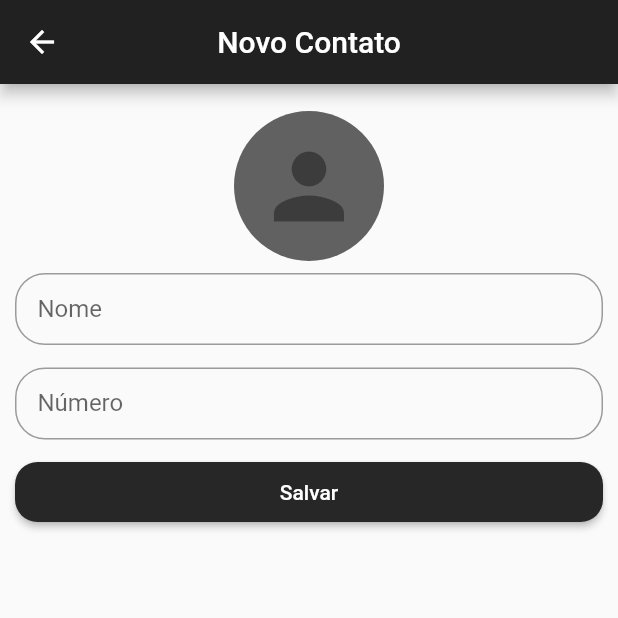
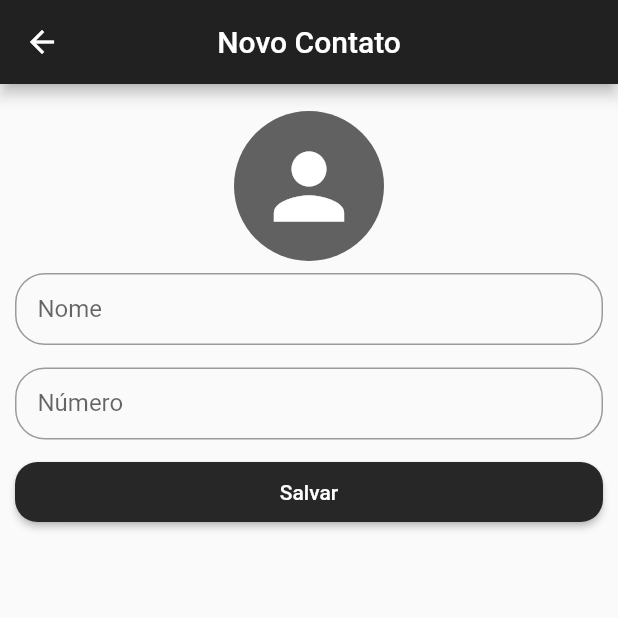
Before and after one commit to brunodeev/contact_list, a Flutter app: the CreateContact screen opened by its route, on a phone screen of 412 x 824 dp, the top half of it. Run offline on Flutter 3.47's test engine with Material 2 defaults, Android fonts, the phone set to English and light mode, and no system bars; our stand-ins replace cloud_firestore, firebase_core; accounts and stored records are empty.

```diff
--- a/lib/components/contact_card.dart
+++ b/lib/components/contact_card.dart
@@ -10,14 +10,16 @@ class ContactCard extends StatelessWidget {
 
   @override
   Widget build(BuildContext context) {
-    String formattedPhoneNumber = '(' +
+    String formattedPhoneNumber = number.length < 11
+        ? '(' +
             number.substring(0, 2) +
             ")" +
             number.substring(2, 4) +
             ' ' +
             number.substring(4, 8) +
             '-' +
-        number.substring(8, number.length);
+            number.substring(8, number.length)
+        : number;
 
     return Padding(
       padding: const EdgeInsets.symmetric(horizontal: 5),
--- a/lib/models/text_field.dart
+++ b/lib/models/text_field.dart
@@ -1,8 +1,9 @@
 import 'package:flutter/material.dart';
 
-TextField kTextField(
-    String label, TextEditingController controller, TextInputType type) {
+TextField kTextField(String label, TextEditingController controller,
+    TextInputType type, Function(String) onChanged) {
   return TextField(
+    onChanged: onChanged,
     keyboardType: type,
     controller: controller,
     decoration: InputDecoration(
--- a/lib/screens/create_contact_screen.dart
+++ b/lib/screens/create_contact_screen.dart
@@ -1,14 +1,19 @@
 import 'dart:math';
 
 import 'package:cloud_firestore/cloud_firestore.dart';
-import 'package:contact_app/models/text_field.dart';
 import 'package:firebase_core/firebase_core.dart';
 import 'package:flutter/material.dart';
 
-class CreateContact extends StatelessWidget {
+class CreateContact extends StatefulWidget {
   CreateContact({super.key});
 
+  @override
+  State<CreateContact> createState() => _CreateContactState();
+}
+
+class _CreateContactState extends State<CreateContact> {
   TextEditingController name = TextEditingController();
+
   TextEditingController number = TextEditingController();
 
   @override
@@ -25,26 +30,65 @@ class CreateContact extends StatelessWidget {
         padding: const EdgeInsets.all(10.0),
         child: Column(
           children: [
-            const Align(
+            Align(
               alignment: Alignment.topCenter,
               child: Padding(
-                padding: EdgeInsets.all(8.0),
+                padding: const EdgeInsets.all(8.0),
                 child: CircleAvatar(
-                  backgroundColor: Color(0xFF616161),
+                  backgroundColor: const Color(0xFF616161),
                   radius: 50,
-                  child: Icon(
-                    Icons.person,
-                    size: 70,
-                    color: Colors.black38,
+                  child: name.text.isEmpty
+                      ? const Icon(
+                          Icons.person,
+                          size: 70,
+                          color: Colors.white,
+                        )
+                      : Text(
+                          name.text.substring(0, 1),
+                          style: const TextStyle(
+                              fontSize: 40, color: Colors.white),
+                        ),
+                ),
+              ),
+            ),
+            TextField(
+              onChanged: (name) {
+                setState(() {
+                  name = name;
+                });
+              },
+              keyboardType: TextInputType.text,
+              controller: name,
+              decoration: InputDecoration(
+                labelText: 'Nome',
+                contentPadding: const EdgeInsets.symmetric(horizontal: 15),
+                border: OutlineInputBorder(
+                  borderRadius: BorderRadius.circular(20),
+                  borderSide: const BorderSide(
+                    color: Color(0xFF212121),
+                    width: 3,
                   ),
                 ),
               ),
             ),
-            kTextField('Nome', name, TextInputType.text),
             const SizedBox(
               height: 15,
             ),
-            kTextField('Número', number, TextInputType.phone),
+            TextField(
+              keyboardType: TextInputType.number,
+              controller: number,
+              decoration: InputDecoration(
+                labelText: 'Número',
+                contentPadding: const EdgeInsets.symmetric(horizontal: 15),
+                border: OutlineInputBorder(
+                  borderRadius: BorderRadius.circular(20),
+                  borderSide: const BorderSide(
+                    color: Color(0xFF212121),
+                    width: 3,
+                  ),
+                ),
+              ),
+            ),
             const SizedBox(
               height: 15,
             ),
```
Also changed, not shown: lib/screens/detail_contact_screen.dart (+5 -2 lines), lib/screens/edit_contact_screen.dart (+25 -8 lines). Lines whose indentation alone changed are shown as unchanged.
